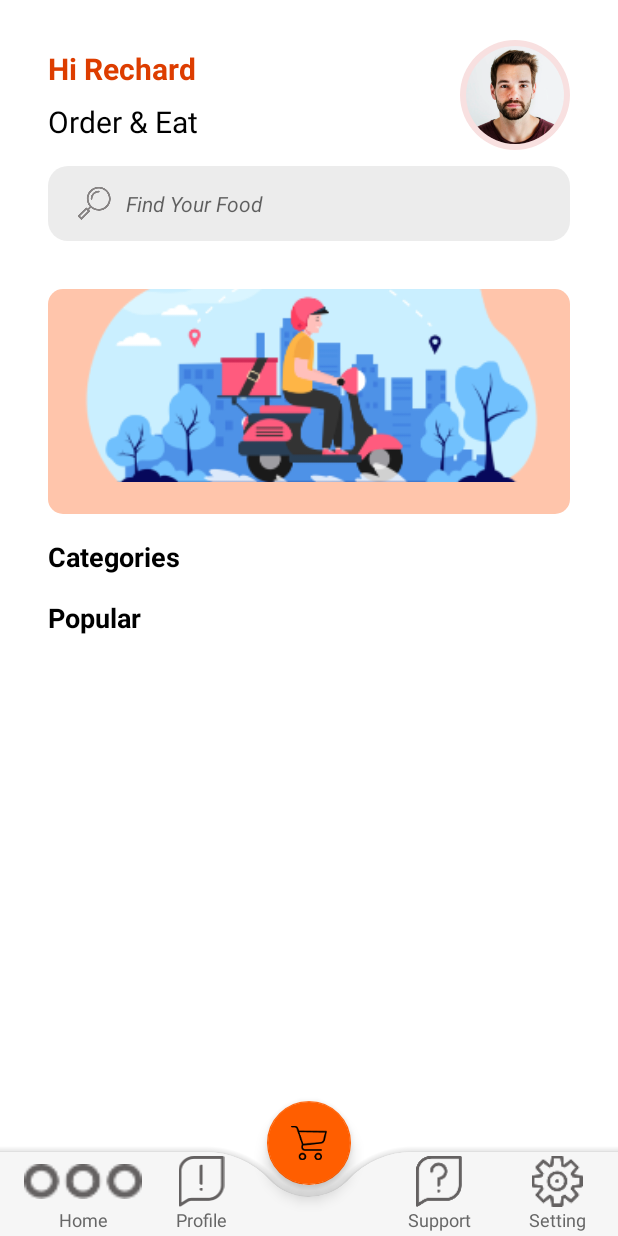
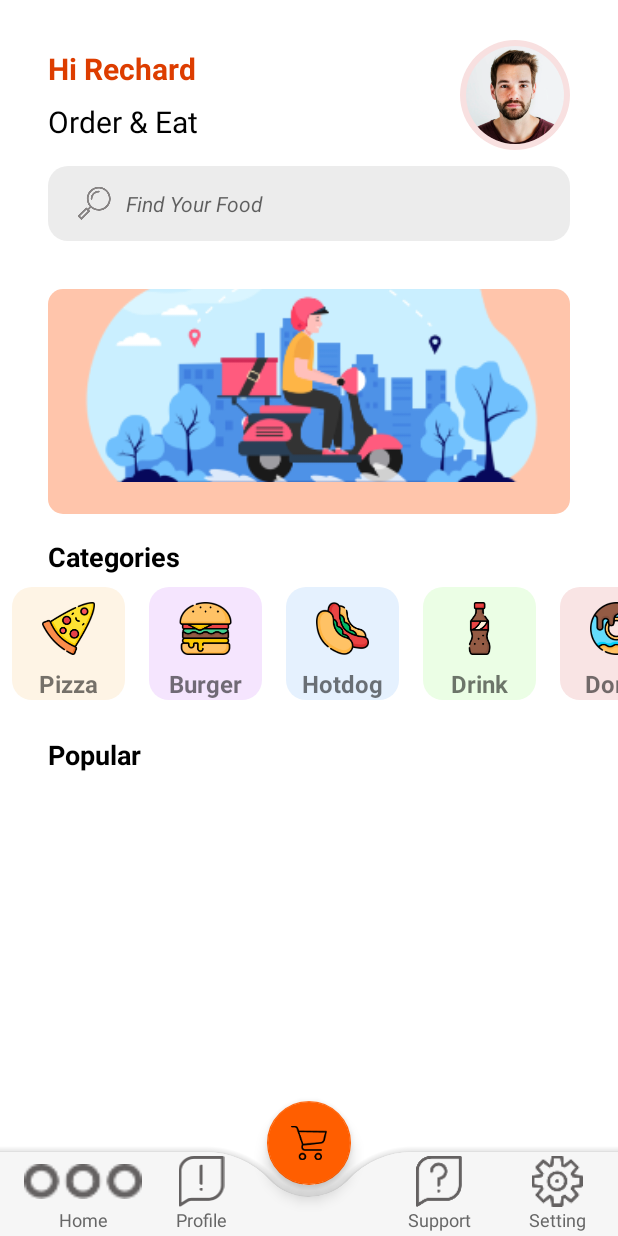
Before and after one commit to rjzim01/foodie, an Android app: the MainActivity screen opened directly, with no data from a screen before it, on a phone screen of 412 x 824 dp. Run offline under Robolectric (Android 15) with nearby library versions, the phone set to English and light mode, and no system bars.

Commit message:
commit_4_categories_showed

```diff
--- a/app/src/main/AndroidManifest.xml
+++ b/app/src/main/AndroidManifest.xml
@@ -14,10 +14,10 @@
         android:theme="@style/Theme.Project_1_food"
         tools:targetApi="31" >
         <activity
-            android:name=".MainActivity"
+            android:name=".Activity.MainActivity"
             android:exported="false" />
         <activity
-            android:name=".IntroActivity"
+            android:name=".Activity.IntroActivity"
             android:exported="true" >
             <intent-filter>
                 <action android:name="android.intent.action.MAIN" />
--- a/app/src/main/java/com/rjzim/project_1_food/IntroActivity.java
+++ b/app/src/main/java/com/rjzim/project_1_food/Activity/IntroActivity.java
@@ -1,4 +1,4 @@
-package com.rjzim.project_1_food;
+package com.rjzim.project_1_food.Activity;
 
 import androidx.appcompat.app.AppCompatActivity;
 import androidx.constraintlayout.widget.ConstraintLayout;
@@ -6,6 +6,8 @@ import androidx.constraintlayout.widget.ConstraintLayout;
 import android.content.Intent;
 import android.os.Bundle;
 import android.view.View;
+
+import com.rjzim.project_1_food.R;
 
 public class IntroActivity extends AppCompatActivity {
 private ConstraintLayout startBtn;
@@ -18,7 +20,7 @@ private ConstraintLayout startBtn;
         startBtn.setOnClickListener(new View.OnClickListener() {
             @Override
             public void onClick(View view) {
-                startActivity(new Intent(IntroActivity.this,MainActivity.class));
+                startActivity(new Intent(IntroActivity.this, MainActivity.class));
             }
         });
     }
--- /dev/null
+++ b/app/src/main/java/com/rjzim/project_1_food/Activity/MainActivity.java
@@ -0,0 +1,42 @@
+package com.rjzim.project_1_food.Activity;
+
+import androidx.appcompat.app.AppCompatActivity;
+import androidx.recyclerview.widget.LinearLayoutManager;
+import androidx.recyclerview.widget.RecyclerView;
+
+import android.os.Bundle;
+
+import com.rjzim.project_1_food.Adaptor.CategoryAdaptor;
+import com.rjzim.project_1_food.Domain.CategoryDomain;
+import com.rjzim.project_1_food.R;
+
+import java.util.ArrayList;
+
+public class MainActivity extends AppCompatActivity {
+    private RecyclerView.Adapter adapter;
+    private RecyclerView recyclerViewCategoryList;
+
+    @Override
+    protected void onCreate(Bundle savedInstanceState) {
+        super.onCreate(savedInstanceState);
+        setContentView(R.layout.activity_main);
+
+        recyclerViewCategory();
+    }
+
+    private void recyclerViewCategory() {
+        LinearLayoutManager linearLayoutManager=new LinearLayoutManager(this,LinearLayoutManager.HORIZONTAL,false);
+        recyclerViewCategoryList=findViewById(R.id.recyclerView);
+        recyclerViewCategoryList.setLayoutManager(linearLayoutManager);
+
+        ArrayList<CategoryDomain> category = new ArrayList<>();
+        category.add(new CategoryDomain("Pizza","cat_1"));
+        category.add(new CategoryDomain("Burger","cat_2"));
+        category.add(new CategoryDomain("Hotdog","cat_3"));
+        category.add(new CategoryDomain("Drink","cat_4"));
+        category.add(new CategoryDomain("Donut","cat_5"));
+
+        adapter = new CategoryAdaptor(category);
+        recyclerViewCategoryList.setAdapter(adapter);
+    }
+}
--- /dev/null
+++ b/app/src/main/java/com/rjzim/project_1_food/Adaptor/CategoryAdaptor.java
@@ -0,0 +1,89 @@
+package com.rjzim.project_1_food.Adaptor;
+
+import android.view.LayoutInflater;
+import android.view.View;
+import android.view.ViewGroup;
+import android.widget.ImageView;
+import android.widget.TextView;
+
+import androidx.annotation.NonNull;
+import androidx.constraintlayout.widget.ConstraintLayout;
+import androidx.core.content.ContextCompat;
+import androidx.recyclerview.widget.RecyclerView;
+
+import com.bumptech.glide.Glide;
+import com.rjzim.project_1_food.Domain.CategoryDomain;
+import com.rjzim.project_1_food.R;
+
+import java.util.ArrayList;
+
+public class CategoryAdaptor extends RecyclerView.Adapter<CategoryAdaptor.ViewHolder> {
+
+    ArrayList<CategoryDomain>categoryDomains;
+
+    public CategoryAdaptor(ArrayList<CategoryDomain> categoryDomains) {
+        this.categoryDomains = categoryDomains;
+    }
+
+    @Override
+    public ViewHolder onCreateViewHolder(@NonNull ViewGroup parent, int viewType) {
+        View inflate = LayoutInflater.from(parent.getContext()).inflate(R.layout.viewholder_category,parent,false);
+        return new ViewHolder(inflate);
+    }
+
+    @Override
+    public void onBindViewHolder(@NonNull ViewHolder holder, int position) {
+        holder.categoryName.setText(categoryDomains.get(position).getTitle());
+        String picUrl = "";
+        switch (position){
+            case 0:{
+                picUrl = "cat_1";
+                holder.mainLayout.setBackground(ContextCompat.getDrawable(holder.itemView.getContext(),R.drawable.cat_background1));
+                break;
+            }
+            case 1:{
+                picUrl = "cat_2";
+                holder.mainLayout.setBackground(ContextCompat.getDrawable(holder.itemView.getContext(),R.drawable.cat_background2));
+                break;
+            }
+            case 2:{
+                picUrl = "cat_3";
+                holder.mainLayout.setBackground(ContextCompat.getDrawable(holder.itemView.getContext(),R.drawable.cat_background3));
+                break;
+            }
+            case 3:{
+                picUrl = "cat_4";
+                holder.mainLayout.setBackground(ContextCompat.getDrawable(holder.itemView.getContext(),R.drawable.cat_background4));
+                break;
+            }
+            case 4:{
+                picUrl = "cat_5";
+                holder.mainLayout.setBackground(ContextCompat.getDrawable(holder.itemView.getContext(),R.drawable.cat_background5));
+                break;
+            }
+        }
+
+        int drawableResourceId=holder.itemView.getContext().getResources().getIdentifier(picUrl, "drawable",holder.itemView.getContext().getPackageName());
+        Glide.with(holder.itemView.getContext())
+                .load(drawableResourceId)
+                .into(holder.categoryPic);
+    }
+
+    @Override
+    public int getItemCount() {
+        return categoryDomains.size();
+    }
+
+    public class ViewHolder extends RecyclerView.ViewHolder{
+        TextView categoryName;
+        ImageView categoryPic;
+        ConstraintLayout mainLayout;
+
+        public ViewHolder(@NonNull View itemView) {
+            super(itemView);
+            categoryName=itemView.findViewById(R.id.categoryName);
+            categoryPic=itemView.findViewById(R.id.categoryPic);
+            mainLayout=itemView.findViewById(R.id.mainLayout);
+        }
+    }
+}
--- /dev/null
+++ b/app/src/main/java/com/rjzim/project_1_food/Domain/CategoryDomain.java
@@ -0,0 +1,27 @@
+package com.rjzim.project_1_food.Domain;
+
+public class CategoryDomain {
+    private String title;
+    private String pic;
+
+    public CategoryDomain(String title, String pic) {
+        this.title = title;
+        this.pic = pic;
+    }
+
+    public String getTitle() {
+        return title;
+    }
+
+    public void setTitle(String title) {
+        this.title = title;
+    }
+
+    public String getPic() {
+        return pic;
+    }
+
+    public void setPic(String pic) {
+        this.pic = pic;
+    }
+}
--- a/app/src/main/java/com/rjzim/project_1_food/MainActivity.java
+++ /dev/null
@@ -1,14 +0,0 @@
-package com.rjzim.project_1_food;
-
-import androidx.appcompat.app.AppCompatActivity;
-
-import android.os.Bundle;
-
-public class MainActivity extends AppCompatActivity {
-
-    @Override
-    protected void onCreate(Bundle savedInstanceState) {
-        super.onCreate(savedInstanceState);
-        setContentView(R.layout.activity_main);
-    }
-}
--- /dev/null
+++ b/app/src/main/res/drawable/cat_background1.xml
@@ -0,0 +1,9 @@
+<?xml version="1.0" encoding="utf-8"?>
+<selector xmlns:android="http://schemas.android.com/apk/res/android">
+    <item>
+        <shape android:shape="rectangle">
+            <solid android:color="#fef4e5"/>
+            <corners android:radius="13dp"/>
+        </shape>
+    </item>
+</selector>
--- /dev/null
+++ b/app/src/main/res/drawable/cat_background2.xml
@@ -0,0 +1,9 @@
+<?xml version="1.0" encoding="utf-8"?>
+<selector xmlns:android="http://schemas.android.com/apk/res/android">
+    <item>
+        <shape android:shape="rectangle">
+            <solid android:color="#F5E5FE"/>
+            <corners android:radius="13dp"/>
+        </shape>
+    </item>
+</selector>
--- /dev/null
+++ b/app/src/main/res/drawable/cat_background3.xml
@@ -0,0 +1,9 @@
+<?xml version="1.0" encoding="utf-8"?>
+<selector xmlns:android="http://schemas.android.com/apk/res/android">
+    <item>
+        <shape android:shape="rectangle">
+            <solid android:color="#E5F1Fe"/>
+            <corners android:radius="13dp"/>
+        </shape>
+    </item>
+</selector>
--- /dev/null
+++ b/app/src/main/res/drawable/cat_background4.xml
@@ -0,0 +1,9 @@
+<?xml version="1.0" encoding="utf-8"?>
+<selector xmlns:android="http://schemas.android.com/apk/res/android">
+    <item>
+        <shape android:shape="rectangle">
+            <solid android:color="#EBFEE5"/>
+            <corners android:radius="13dp"/>
+        </shape>
+    </item>
+</selector>
--- /dev/null
+++ b/app/src/main/res/drawable/cat_background5.xml
@@ -0,0 +1,9 @@
+<?xml version="1.0" encoding="utf-8"?>
+<selector xmlns:android="http://schemas.android.com/apk/res/android">
+    <item>
+        <shape android:shape="rectangle">
+            <solid android:color="#F9E4E4"/>
+            <corners android:radius="13dp"/>
+        </shape>
+    </item>
+</selector>
--- a/app/src/main/res/layout/activity_intro.xml
+++ b/app/src/main/res/layout/activity_intro.xml
@@ -4,7 +4,7 @@
     xmlns:tools="http://schemas.android.com/tools"
     android:layout_width="match_parent"
     android:layout_height="match_parent"
-    tools:context=".IntroActivity">
+    tools:context=".Activity.IntroActivity">
 
     <ImageView
         android:id="@+id/imageView"
--- a/app/src/main/res/layout/activity_main.xml
+++ b/app/src/main/res/layout/activity_main.xml
@@ -4,7 +4,7 @@
     xmlns:tools="http://schemas.android.com/tools"
     android:layout_width="match_parent"
     android:layout_height="match_parent"
-    tools:context=".MainActivity">
+    tools:context=".Activity.MainActivity">
 
     <ScrollView
         android:id="@+id/scrollView"
--- /dev/null
+++ b/app/src/main/res/layout/viewholder_category.xml
@@ -0,0 +1,36 @@
+<?xml version="1.0" encoding="utf-8"?>
+<androidx.constraintlayout.widget.ConstraintLayout xmlns:android="http://schemas.android.com/apk/res/android"
+    xmlns:app="http://schemas.android.com/apk/res-auto"
+    android:id="@+id/mainLayout"
+    android:layout_width="75dp"
+    android:layout_height="wrap_content"
+    android:layout_margin="8dp"
+    android:background="@drawable/cat_background1">
+
+    <ImageView
+        android:id="@+id/categoryPic"
+        android:layout_width="35dp"
+        android:layout_height="35dp"
+        android:layout_marginStart="10dp"
+        android:layout_marginTop="10dp"
+        android:layout_marginEnd="10dp"
+        android:layout_marginBottom="8dp"
+        app:layout_constraintBottom_toBottomOf="parent"
+        app:layout_constraintEnd_toEndOf="parent"
+        app:layout_constraintStart_toStartOf="parent"
+        app:layout_constraintTop_toTopOf="parent"
+        app:layout_constraintVertical_bias="0.0"
+        app:srcCompat="@drawable/cat_1" />
+
+    <TextView
+        android:id="@+id/categoryName"
+        android:layout_width="wrap_content"
+        android:layout_height="wrap_content"
+        android:layout_marginTop="8dp"
+        android:text="title"
+        android:textSize="16sp"
+        android:textStyle="bold"
+        app:layout_constraintEnd_toEndOf="@+id/categoryPic"
+        app:layout_constraintStart_toStartOf="@+id/categoryPic"
+        app:layout_constraintTop_toBottomOf="@+id/categoryPic" />
+</androidx.constraintlayout.widget.ConstraintLayout>
```
